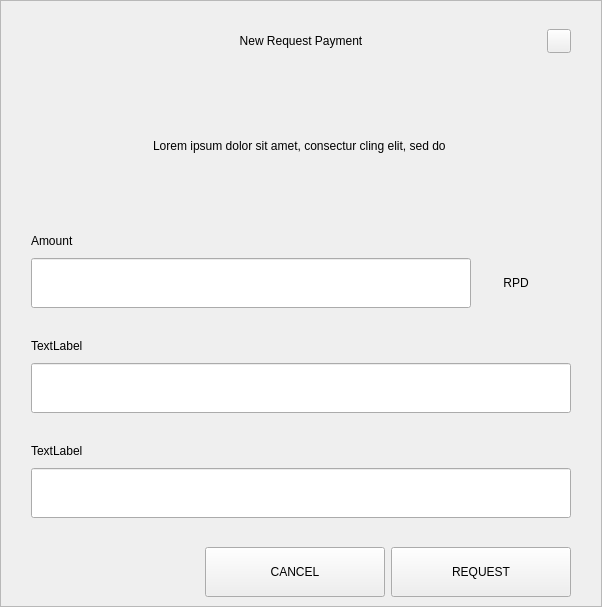
First picture: the form in src/qt/rapids/forms/requestdialog.ui, repository RapidsOfficial/Rapids, before the edit.
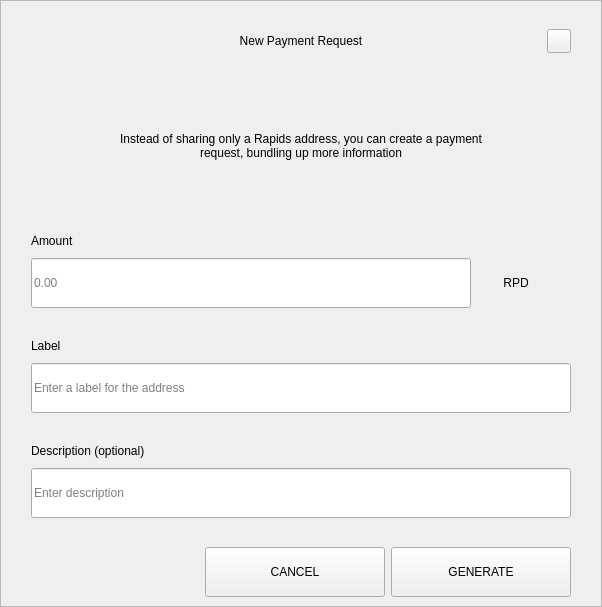
Second picture: the form after the edit.

What changed in the file:
```diff
--- a/src/qt/rapids/forms/requestdialog.ui
+++ b/src/qt/rapids/forms/requestdialog.ui
@@ -92,7 +92,7 @@
            <string notr="true">padding-left:24px;</string>
           </property>
           <property name="text">
-           <string>New Request Payment</string>
+           <string>New Payment Request</string>
           </property>
           <property name="alignment">
            <set>Qt::AlignCenter</set>
@@ -210,7 +210,7 @@
              </size>
             </property>
             <property name="text">
-             <string>Lorem ipsum dolor sit amet, consectur cling elit, sed do </string>
+             <string>Instead of sharing only a Rapids address, you can create a payment request, bundling up more information</string>
             </property>
             <property name="alignment">
              <set>Qt::AlignCenter</set>
@@ -289,6 +289,9 @@
                     <height>50</height>
                    </size>
                   </property>
+                  <property name="placeholderText">
+                   <string notr="true">0.00</string>
+                  </property>
                  </widget>
                 </item>
                 <item>
@@ -376,7 +379,7 @@
                </size>
               </property>
               <property name="text">
-               <string>TextLabel</string>
+               <string>Label</string>
               </property>
              </widget>
             </item>
@@ -394,6 +397,9 @@
                 <height>50</height>
                </size>
               </property>
+              <property name="placeholderText">
+               <string>Enter a label for the address</string>
+              </property>
              </widget>
             </item>
            </layout>
@@ -434,7 +440,7 @@
                </size>
               </property>
               <property name="text">
-               <string>TextLabel</string>
+               <string>Description (optional)</string>
               </property>
              </widget>
             </item>
@@ -452,6 +458,9 @@
                 <height>50</height>
                </size>
               </property>
+              <property name="placeholderText">
+               <string>Enter description</string>
+              </property>
              </widget>
             </item>
             <item>
@@ -672,7 +681,7 @@
             <enum>Qt::NoFocus</enum>
            </property>
            <property name="text">
-            <string>REQUEST</string>
+            <string>GENERATE</string>
            </property>
           </widget>
          </item>
```
Left out of the diff: 2 changed lines with no effect on the pictures.
